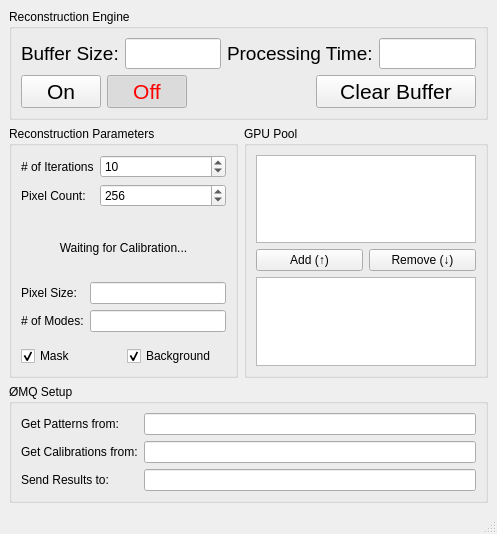
The window that src/live_rpi_reconstruction_service/ui/live_rpi_reconstruction_service.ui (allevitan/Live_RPI_Reconstruction_Service) describes before a commit, drawn with Qt 5.
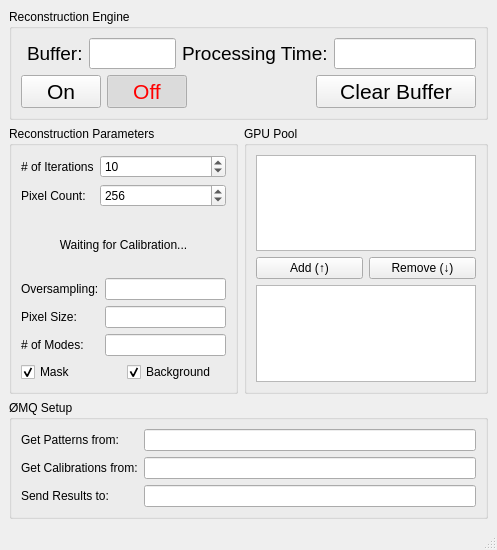
The same window after the commit.

What changed in the file:
```diff
--- a/src/live_rpi_reconstruction_service/ui/live_rpi_reconstruction_service.ui
+++ b/src/live_rpi_reconstruction_service/ui/live_rpi_reconstruction_service.ui
@@ -7,7 +7,7 @@
     <x>0</x>
     <y>0</y>
     <width>497</width>
-    <height>534</height>
+    <height>550</height>
    </rect>
   </property>
   <property name="sizePolicy">
@@ -56,7 +56,7 @@
             </font>
            </property>
            <property name="text">
-            <string>Buffer Size:</string>
+            <string>Buffer:</string>
            </property>
            <property name="buddy">
             <cstring>lineEdit_bufferSize</cstring>
@@ -73,7 +73,7 @@
            </property>
            <property name="maximumSize">
             <size>
-             <width>16777215</width>
+             <width>120</width>
              <height>16777215</height>
             </size>
            </property>
@@ -290,7 +290,7 @@
          </item>
          <item>
           <layout class="QFormLayout" name="formLayout_probeInfo">
-           <item row="0" column="0">
+           <item row="1" column="0">
             <widget class="QLabel" name="label_pixelSize">
              <property name="text">
               <string>Pixel Size:</string>
@@ -300,14 +300,14 @@
              </property>
             </widget>
            </item>
-           <item row="0" column="1">
+           <item row="1" column="1">
             <widget class="QLineEdit" name="lineEdit_pixelSize">
              <property name="readOnly">
               <bool>true</bool>
              </property>
             </widget>
            </item>
-           <item row="1" column="0">
+           <item row="2" column="0">
             <widget class="QLabel" name="label_nModes">
              <property name="text">
               <string># of Modes:</string>
@@ -317,13 +317,27 @@
              </property>
             </widget>
            </item>
-           <item row="1" column="1">
+           <item row="2" column="1">
             <widget class="QLineEdit" name="lineEdit_nModes">
              <property name="readOnly">
               <bool>true</bool>
              </property>
             </widget>
            </item>
+           <item row="0" column="0">
+            <widget class="QLabel" name="label_oversampling">
+             <property name="text">
+              <string>Oversampling:</string>
+             </property>
+            </widget>
+           </item>
+           <item row="0" column="1">
+            <widget class="QLineEdit" name="lineEdit_oversampling">
+             <property name="readOnly">
+              <bool>true</bool>
+             </property>
+            </widget>
+           </item>
           </layout>
          </item>
          <item>
```
